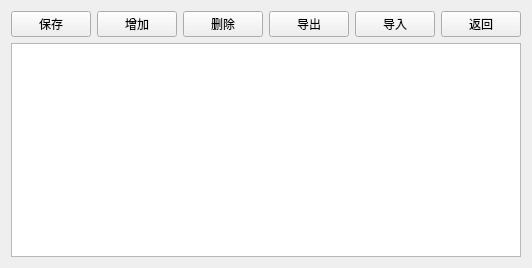
Above: Step3_1.ui from albert2lyu/QualityFunctionDeployment before the change. Below: the same form after it.
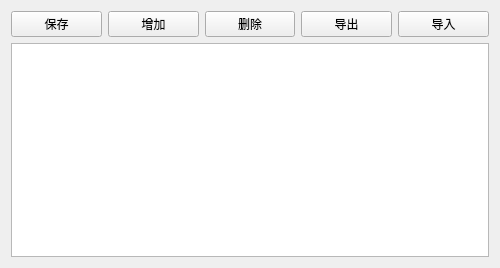
That is the form after the change.

Diff of the .ui file:
```diff
--- a/Step3_1.ui
+++ b/Step3_1.ui
@@ -6,7 +6,7 @@
    <rect>
     <x>0</x>
     <y>0</y>
-    <width>448</width>
+    <width>500</width>
     <height>268</height>
    </rect>
   </property>
@@ -51,13 +51,6 @@
        </property>
       </widget>
      </item>
-     <item>
-      <widget class="QPushButton" name="backButton">
-       <property name="text">
-        <string>返回</string>
-       </property>
-      </widget>
-     </item>
     </layout>
    </item>
    <item>
```
